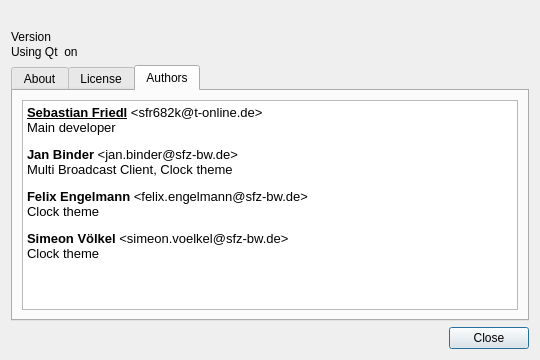
Before: the Qt Designer form dashboard/aboutdialog.ui in SFr682k/fightclub, drawn with Qt 5.
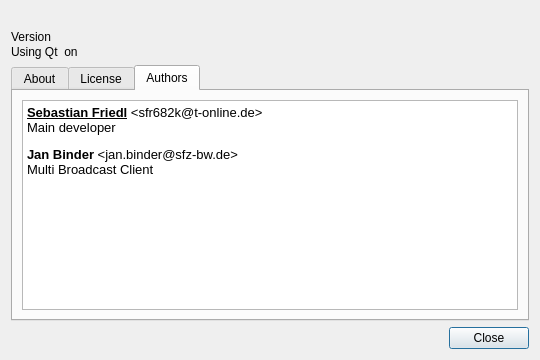
After: the same form once the commit is applied. The open tabs and pages were chosen to show the change. Icons and pictures are not drawn.

Commit message: Use progress bars instead of the clock widget

```diff
--- a/dashboard/aboutdialog.ui
+++ b/dashboard/aboutdialog.ui
@@ -281,9 +281,7 @@
 p, li { white-space: pre-wrap; }
 &lt;/style&gt;&lt;/head&gt;&lt;body style=&quot; font-family:'Noto Sans'; font-size:10pt; font-weight:400; font-style:normal;&quot;&gt;
 &lt;p style=&quot; margin-top:0px; margin-bottom:0px; margin-left:0px; margin-right:0px; -qt-block-indent:0; text-indent:0px;&quot;&gt;&lt;span style=&quot; font-weight:600; text-decoration: underline;&quot;&gt;Sebastian Friedl&lt;/span&gt; &amp;lt;sfr682k@t-online.de&amp;gt;&lt;br /&gt;Main developer&lt;/p&gt;
-&lt;p style=&quot; margin-top:12px; margin-bottom:12px; margin-left:0px; margin-right:0px; -qt-block-indent:0; text-indent:0px;&quot;&gt;&lt;span style=&quot; font-weight:600;&quot;&gt;Jan Binder&lt;/span&gt; &amp;lt;jan.binder@sfz-bw.de&amp;gt;&lt;br /&gt;Multi Broadcast Client, Clock theme&lt;/p&gt;
-&lt;p style=&quot; margin-top:12px; margin-bottom:12px; margin-left:0px; margin-right:0px; -qt-block-indent:0; text-indent:0px;&quot;&gt;&lt;span style=&quot; font-weight:600;&quot;&gt;Felix Engelmann&lt;/span&gt; &amp;lt;felix.engelmann@sfz-bw.de&amp;gt;&lt;br /&gt;Clock theme&lt;/p&gt;
-&lt;p style=&quot; margin-top:12px; margin-bottom:12px; margin-left:0px; margin-right:0px; -qt-block-indent:0; text-indent:0px;&quot;&gt;&lt;span style=&quot; font-weight:600;&quot;&gt;Simeon Völkel&lt;/span&gt; &amp;lt;simeon.voelkel@sfz-bw.de&amp;gt;&lt;br /&gt;Clock theme&lt;/p&gt;
+&lt;p style=&quot; margin-top:12px; margin-bottom:12px; margin-left:0px; margin-right:0px; -qt-block-indent:0; text-indent:0px;&quot;&gt;&lt;span style=&quot; font-weight:600;&quot;&gt;Jan Binder&lt;/span&gt; &amp;lt;jan.binder@sfz-bw.de&amp;gt;&lt;br /&gt;Multi Broadcast Client&lt;/p&gt;
 &lt;p style=&quot;-qt-paragraph-type:empty; margin-top:12px; margin-bottom:12px; margin-left:0px; margin-right:0px; -qt-block-indent:0; text-indent:0px;&quot;&gt;&lt;br /&gt;&lt;/p&gt;&lt;/body&gt;&lt;/html&gt;</string>
          </property>
         </widget>
```
The commit also changes 14 other files.
